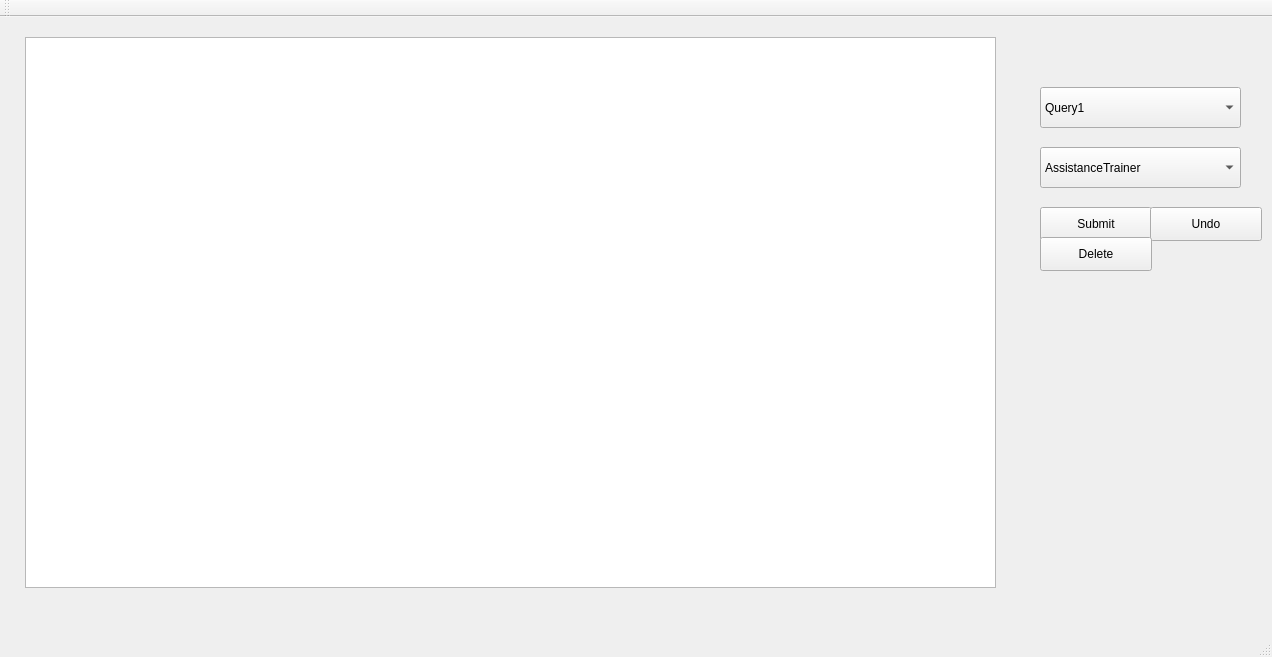
Qt form BasketBallSystem/mainwindow.ui (ohadharel1/BasketBallSystem) before a commit.
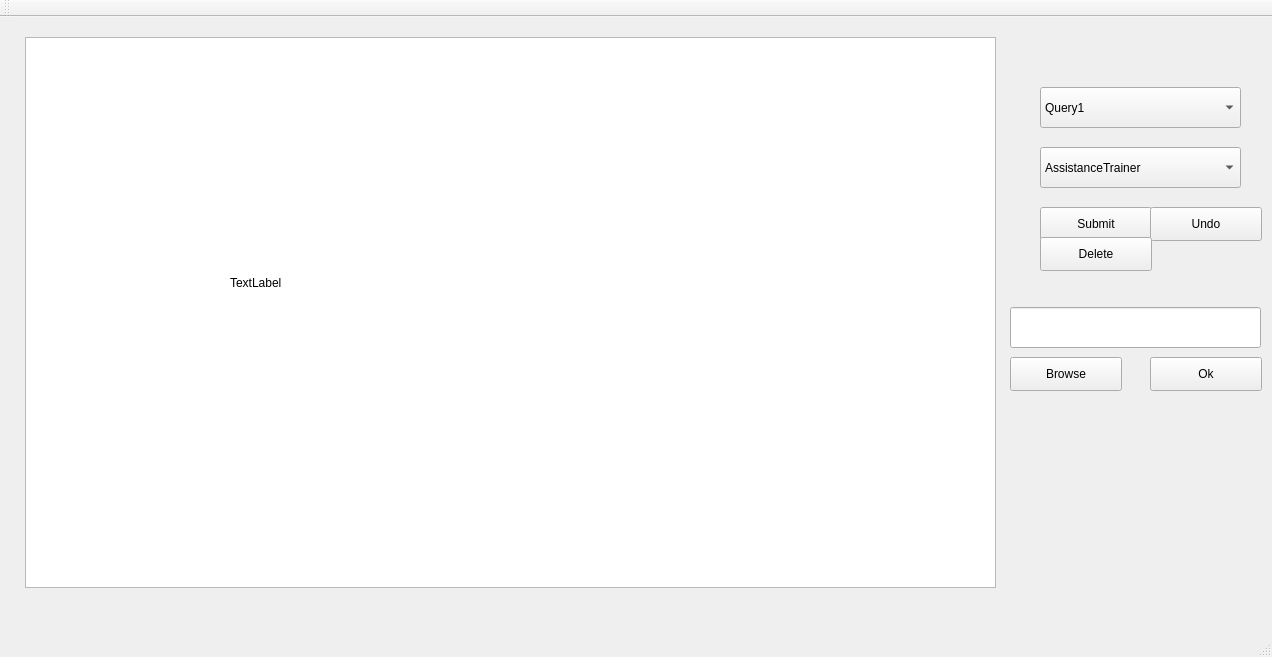
The same form after that commit.

Diff of the .ui file:
```diff
--- a/BasketBallSystem/mainwindow.ui
+++ b/BasketBallSystem/mainwindow.ui
@@ -193,6 +193,55 @@
      <string>Delete</string>
     </property>
    </widget>
+   <widget class="QPushButton" name="browseFileBtn">
+    <property name="geometry">
+     <rect>
+      <x>1010</x>
+      <y>340</y>
+      <width>112</width>
+      <height>34</height>
+     </rect>
+    </property>
+    <property name="text">
+     <string>Browse</string>
+    </property>
+   </widget>
+   <widget class="QLineEdit" name="filePathTextBox">
+    <property name="geometry">
+     <rect>
+      <x>1010</x>
+      <y>290</y>
+      <width>251</width>
+      <height>41</height>
+     </rect>
+    </property>
+   </widget>
+   <widget class="QPushButton" name="uploadFileBtn">
+    <property name="geometry">
+     <rect>
+      <x>1150</x>
+      <y>340</y>
+      <width>112</width>
+      <height>34</height>
+     </rect>
+    </property>
+    <property name="text">
+     <string>Ok</string>
+    </property>
+   </widget>
+   <widget class="QLabel" name="label">
+    <property name="geometry">
+     <rect>
+      <x>230</x>
+      <y>80</y>
+      <width>521</width>
+      <height>371</height>
+     </rect>
+    </property>
+    <property name="text">
+     <string>TextLabel</string>
+    </property>
+   </widget>
   </widget>
   <widget class="QMenuBar" name="menuBar">
    <property name="geometry">
```
